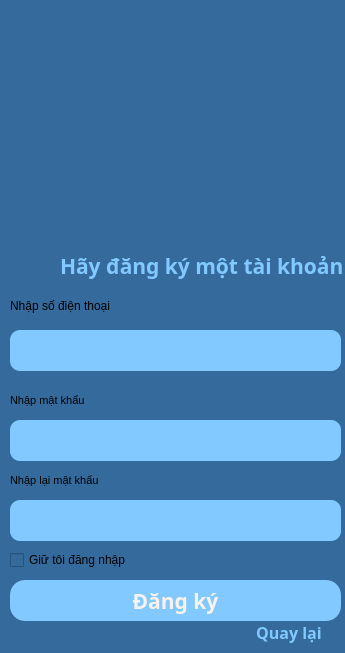
This is TL-C4K-PTA02/Cuoi_Khoa_Python/gui/register.ui in DinhPhongNe/Python-course as Qt 5 draws it before an edit. The edited form follows.
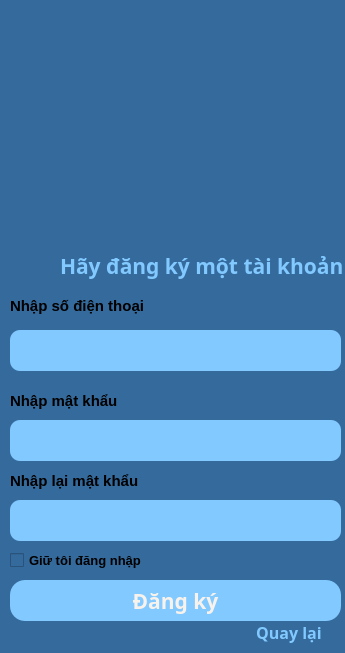
This is the edited form. Icons and pictures are not drawn.

```diff
--- a/TL-C4K-PTA02/Cuoi_Khoa_Python/gui/register.ui
+++ b/TL-C4K-PTA02/Cuoi_Khoa_Python/gui/register.ui
@@ -119,6 +119,13 @@
       <height>20</height>
      </rect>
     </property>
+    <property name="font">
+     <font>
+      <pointsize>10</pointsize>
+      <weight>75</weight>
+      <bold>true</bold>
+     </font>
+    </property>
     <property name="text">
      <string>Giữ tôi đăng nhập</string>
     </property>
@@ -134,7 +141,9 @@
     </property>
     <property name="font">
      <font>
-      <pointsize>9</pointsize>
+      <pointsize>11</pointsize>
+      <weight>75</weight>
+      <bold>true</bold>
      </font>
     </property>
     <property name="styleSheet">
@@ -195,7 +204,9 @@
     </property>
     <property name="font">
      <font>
-      <pointsize>8</pointsize>
+      <pointsize>11</pointsize>
+      <weight>75</weight>
+      <bold>true</bold>
      </font>
     </property>
     <property name="styleSheet">
@@ -216,7 +227,9 @@
     </property>
     <property name="font">
      <font>
-      <pointsize>8</pointsize>
+      <pointsize>11</pointsize>
+      <weight>75</weight>
+      <bold>true</bold>
      </font>
     </property>
     <property name="styleSheet">
```
